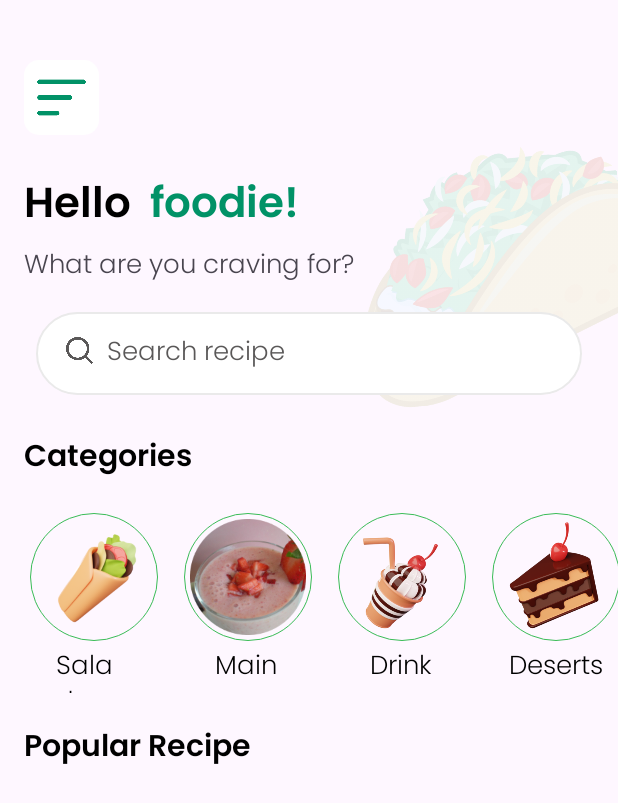
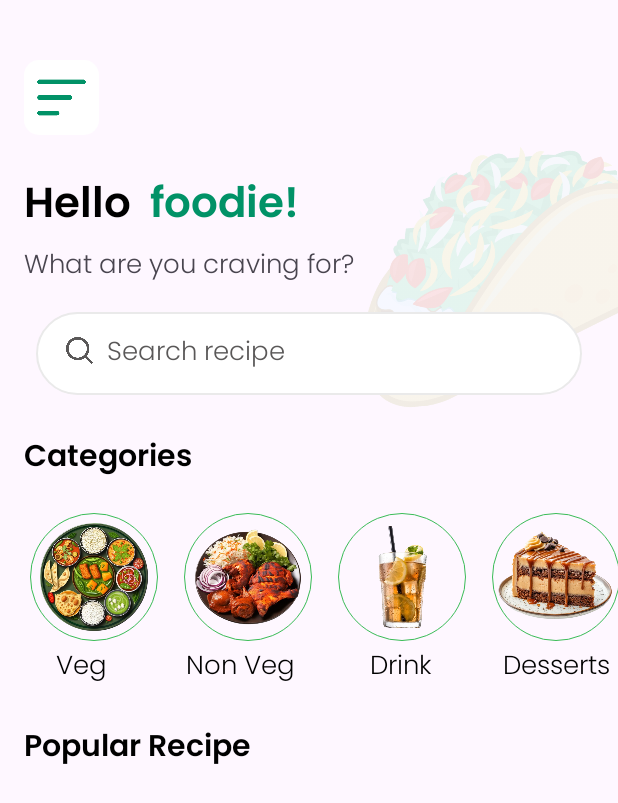
Before and after one commit to rajib041/ONLINE-COOKING-RECIPE-APP, an Android app: the HomeActivity screen opened directly, with no data from a screen before it, on a phone screen of 412 x 824 dp. Shown: the top 803 px of the screen. Run offline under Robolectric (Android 15) with nearby library versions, the phone set to English and light mode, and no system bars.

Commit message:
Changes in Home page

```diff
--- a/app/src/main/java/com/hello/online_cooking_recipe_app/MainActivity.kt
+++ b/app/src/main/java/com/hello/online_cooking_recipe_app/MainActivity.kt
@@ -13,7 +13,7 @@ class MainActivity : AppCompatActivity() {
         enableEdgeToEdge()
         setContentView(R.layout.activity_main)
         Handler(Looper.getMainLooper())
-            .postDelayed({startActivity(Intent(this,SignUp::class.java))
+            .postDelayed({startActivity(Intent(this,SignIn::class.java))
                          finish()},2000)
     }
 }
--- a/app/src/main/res/layout/activity_home.xml
+++ b/app/src/main/res/layout/activity_home.xml
@@ -131,49 +131,49 @@
             android:paddingRight="20dp">
 
             <ImageView
-                android:id="@+id/salad"
+                android:id="@+id/veg"
                 style="@style/my_Style"
                 android:background="@drawable/category_card_bc"
-                android:src="@drawable/category_salad" />
+                android:src="@drawable/veg_bg_remove" />
 
             <TextView
                 android:id="@+id/textView6"
                 android:layout_width="wrap_content"
                 android:layout_height="wrap_content"
-                android:layout_below="@id/salad"
-                android:layout_alignStart="@id/salad"
-                android:layout_alignEnd="@id/salad"
+                android:layout_below="@id/veg"
+                android:layout_alignStart="@id/veg"
+                android:layout_alignEnd="@id/veg"
                 android:layout_marginStart="17dp"
                 android:layout_marginTop="3dp"
                 android:layout_marginEnd="19dp"
                 android:layout_marginBottom="-23dp"
                 android:fontFamily="@font/poppins_lightt"
-                android:text="Salad"
+                android:text="Veg"
                 android:textColor="@color/black"
 
                 android:textSize="17sp" />
 
             <ImageView
-                android:id="@+id/MainDish"
+                android:id="@+id/NonVeg"
                 style="@style/my_Style"
                 android:layout_marginStart="17dp"
-                android:layout_toEndOf="@id/salad"
+                android:layout_toEndOf="@id/veg"
                 android:background="@drawable/category_card_bc"
-                android:src="@drawable/drinks" />
+                android:src="@drawable/nonveg_bg_remove" />
 
             <TextView
                 android:layout_width="wrap_content"
                 android:layout_height="wrap_content"
-                android:layout_below="@id/MainDish"
-                android:layout_alignStart="@id/MainDish"
-                android:layout_alignEnd="@id/MainDish"
-                android:layout_marginStart="17dp"
+                android:layout_below="@id/NonVeg"
+                android:layout_alignStart="@id/NonVeg"
+                android:layout_alignEnd="@id/NonVeg"
+                android:layout_marginStart="1dp"
                 android:layout_marginTop="3dp"
-                android:layout_marginEnd="19dp"
+                android:layout_marginEnd="11dp"
                 android:layout_marginBottom="-23dp"
                 android:fontFamily="@font/poppins_lightt"
                 android:gravity="center"
-                android:text="Main"
+                android:text="Non Veg"
                 android:textColor="@color/black"
 
                 android:textSize="17sp" />
@@ -182,9 +182,9 @@
                 android:id="@+id/Drinks"
                 style="@style/my_Style"
                 android:layout_marginStart="17dp"
-                android:layout_toEndOf="@id/MainDish"
+                android:layout_toEndOf="@id/NonVeg"
                 android:background="@drawable/category_card_bc"
-                android:src="@drawable/catergory_drinks" />
+                android:src="@drawable/ice_tea_drink" />
 
             <TextView
                 android:layout_width="wrap_content"
@@ -204,26 +204,26 @@
                 android:textSize="17sp" />
 
             <ImageView
-                android:id="@+id/Deserts"
+                android:id="@+id/Desserts"
                 style="@style/my_Style"
                 android:layout_marginStart="17dp"
                 android:layout_toEndOf="@id/Drinks"
                 android:background="@drawable/category_card_bc"
-                android:src="@drawable/category_dessert" />
+                android:src="@drawable/dessert" />
 
             <TextView
                 android:layout_width="wrap_content"
                 android:layout_height="wrap_content"
-                android:layout_below="@id/Deserts"
-                android:layout_alignStart="@id/Deserts"
-                android:layout_alignEnd="@id/Deserts"
+                android:layout_below="@id/Desserts"
+                android:layout_alignStart="@id/Desserts"
+                android:layout_alignEnd="@id/Desserts"
                 android:layout_marginStart="1dp"
                 android:layout_marginTop="3dp"
                 android:layout_marginEnd="1dp"
                 android:layout_marginBottom="-23dp"
                 android:fontFamily="@font/poppins_lightt"
                 android:gravity="center"
-                android:text="Deserts"
+                android:text="Desserts"
                 android:textColor="@color/black"
 
                 android:textSize="17sp" />
```
Also changed, not shown: app/src/main/res/drawable/dessert.png (added), app/src/main/res/drawable/ice_tea_drink.png (added), app/src/main/res/drawable/nonveg_bg_remove.png (added), app/src/main/res/drawable/veg_bg_remove.png (added).
